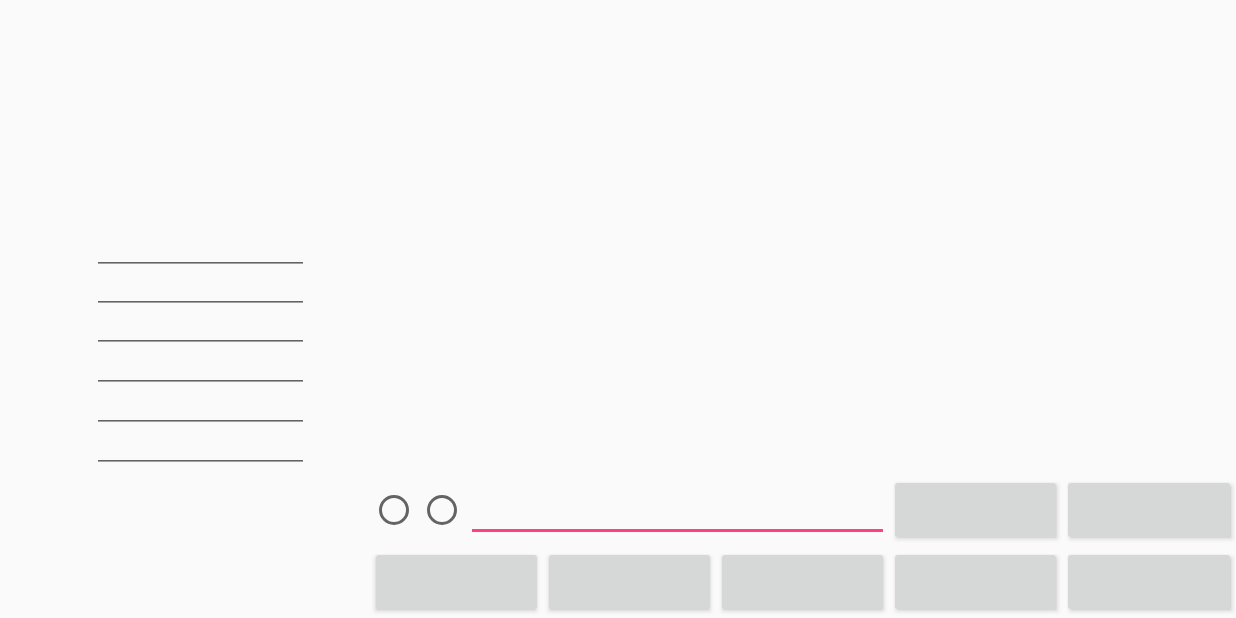
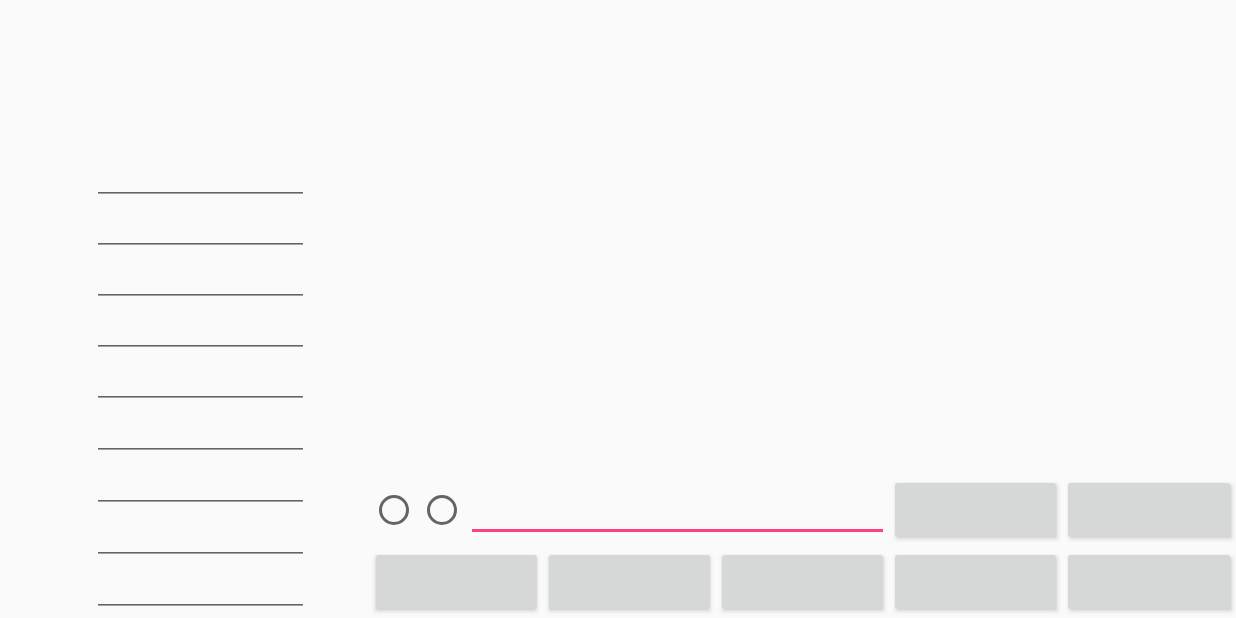
Before and after one commit to kazimir-willems/SkinApp, an Android app: the VIPMainActivity screen opened directly, with no data from a screen before it, on a phone screen of 824 x 412 dp (held sideways). Run offline under Robolectric (Android 15) with nearby library versions, the phone set to English and light mode, and no system bars; our stand-ins replace ButterKnife.

Commit message:
UI building

```diff
--- a/app/src/main/java/skinapp/luca/com/VIPMainActivity.java
+++ b/app/src/main/java/skinapp/luca/com/VIPMainActivity.java
@@ -2,6 +2,9 @@ package skinapp.luca.com;
 
 import android.support.v7.app.AppCompatActivity;
 import android.os.Bundle;
+
+import butterknife.ButterKnife;
+import butterknife.OnClick;
 
 public class VIPMainActivity extends AppCompatActivity {
 
@@ -9,5 +12,7 @@ public class VIPMainActivity extends AppCompatActivity {
     protected void onCreate(Bundle savedInstanceState) {
         super.onCreate(savedInstanceState);
         setContentView(R.layout.activity_vipmain);
+
+        ButterKnife.bind(this);
     }
 }
--- a/app/src/main/res/layout/activity_main.xml
+++ b/app/src/main/res/layout/activity_main.xml
@@ -21,6 +21,7 @@
             android:layout_height="wrap_content"
             android:text="VIP"/>
         <Button
+            android:id="@+id/btn_second"
             android:layout_width="match_parent"
             android:layout_height="wrap_content"
             android:text="VIP"/>
--- a/app/src/main/res/layout/activity_vipmain.xml
+++ b/app/src/main/res/layout/activity_vipmain.xml
@@ -107,8 +107,10 @@
         android:id="@+id/content_layout"
         android:layout_width="match_parent"
         android:layout_height="match_parent"
-        android:layout_above="@id/bottom_layout"
-        android:orientation="horizontal">
+        android:orientation="horizontal"
+        android:layout_alignParentTop="true"
+        android:layout_alignParentLeft="true"
+        android:layout_alignParentStart="true">
 
         <LinearLayout
             android:layout_width="0dp"
@@ -119,7 +121,7 @@
             <LinearLayout
                 android:layout_width="match_parent"
                 android:layout_height="0dp"
-                android:layout_weight="0.6"
+                android:layout_weight="0.3"
                 android:orientation="horizontal">
 
                 <View
@@ -130,6 +132,60 @@
                 <ImageView
                     android:layout_width="0dp"
                     android:layout_height="match_parent"
+                    android:layout_weight="0.7"/>
+
+            </LinearLayout>
+
+            <LinearLayout
+                android:layout_width="match_parent"
+                android:layout_height="0dp"
+                android:layout_weight="0.1"
+                android:orientation="horizontal">
+
+                <TextView
+                    android:layout_width="0dp"
+                    android:layout_height="wrap_content"
+                    android:layout_weight="0.3"/>
+
+                <EditText
+                    android:layout_width="0dp"
+                    android:layout_height="wrap_content"
+                    android:layout_weight="0.7"/>
+
+            </LinearLayout>
+
+            <LinearLayout
+                android:layout_width="match_parent"
+                android:layout_height="0dp"
+                android:layout_weight="0.1"
+                android:orientation="horizontal">
+
+                <TextView
+                    android:layout_width="0dp"
+                    android:layout_height="wrap_content"
+                    android:layout_weight="0.3"/>
+
+                <EditText
+                    android:layout_width="0dp"
+                    android:layout_height="wrap_content"
+                    android:layout_weight="0.7"/>
+
+            </LinearLayout>
+
+            <LinearLayout
+                android:layout_width="match_parent"
+                android:layout_height="0dp"
+                android:layout_weight="0.1"
+                android:orientation="horizontal">
+
+                <TextView
+                    android:layout_width="0dp"
+                    android:layout_height="wrap_content"
+                    android:layout_weight="0.3"/>
+
+                <EditText
+                    android:layout_width="0dp"
+                    android:layout_height="wrap_content"
                     android:layout_weight="0.7"/>
 
             </LinearLayout>
```
Also changed, not shown: app/src/main/java/skinapp/luca/com/MainActivity.java (+26 -0 lines), app/src/main/res/layout/dialog_information.xml (added, +92 -0 lines).
